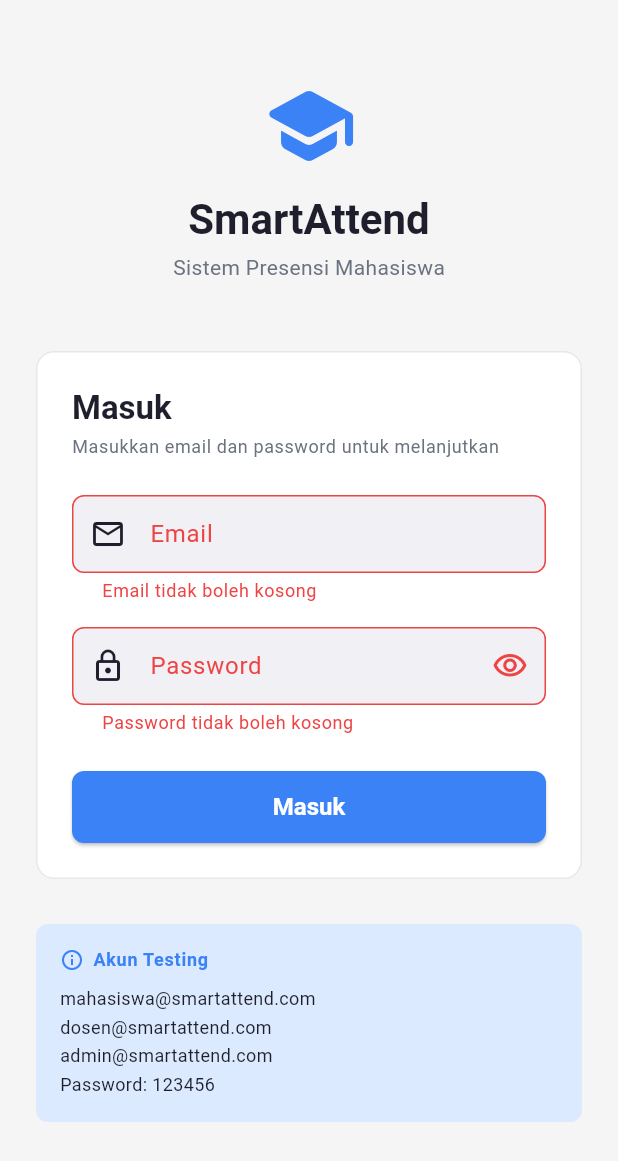
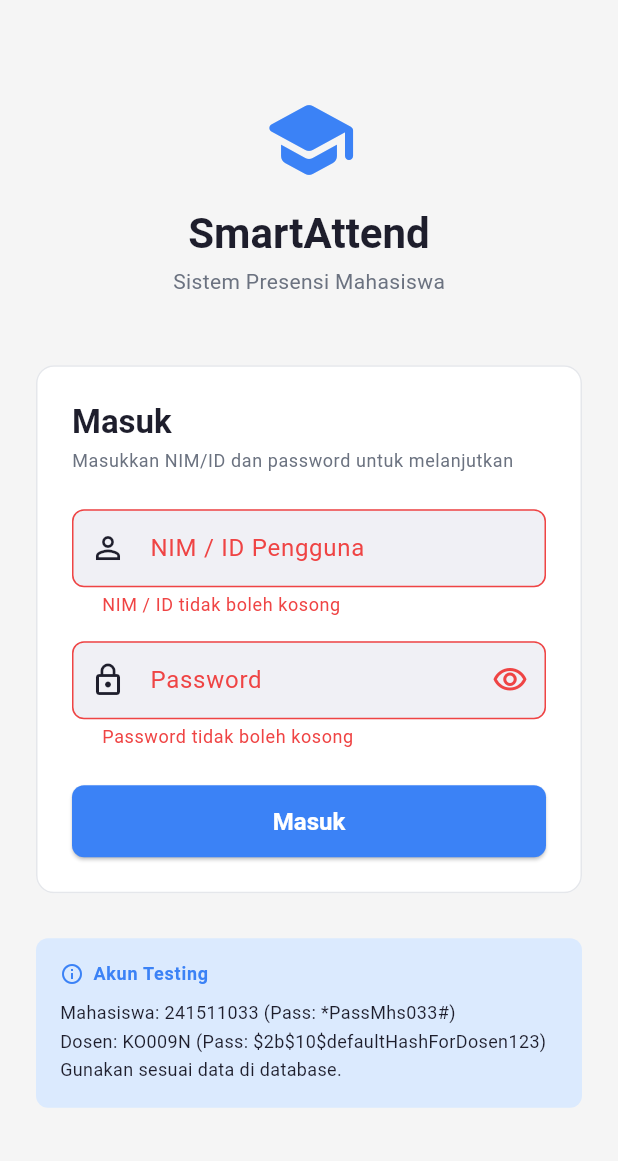
Before and after one commit to MFaizR77/SmartAttend, a Flutter app: the screen it shows after launch, after a tap on "Masuk", on a phone screen of 412 x 824 dp. Shown: the top 1161 px of the screen. Run offline on Flutter 3.47's test engine with Material 3 defaults, Android fonts, the phone set to English and light mode, and no system bars; our stand-ins replace flutter_dotenv, hive; missing offline and left inert: mongo_dart; accounts and stored records are empty.

Commit message:
Membuat Login Berdasarkan Data dari MongoDb

```diff
--- /dev/null
+++ b/lib/data/remote/database_service.dart
@@ -0,0 +1,43 @@
+import 'package:mongo_dart/mongo_dart.dart';
+import 'package:flutter_dotenv/flutter_dotenv.dart';
+
+class DatabaseService {
+  static final DatabaseService _instance = DatabaseService._internal();
+  factory DatabaseService() => _instance;
+  DatabaseService._internal();
+
+  Db? _db;
+
+  Future<void> connect() async {
+    if (_db != null && _db!.isConnected) return;
+
+    // Ambil MONGODB_URI
+    final mongoUri = dotenv.env['MONGODB_URI'];
+    if (mongoUri == null || mongoUri.isEmpty) {
+      throw Exception('MONGODB_URI tidak ditemukan. Pastikan sudah diset di .env atau tambahkan fallback url.');
+    }
+
+    _db = await Db.create(mongoUri);
+    await _db!.open();
+    print('✅ Berhasil terhubung ke MongoDB');
+  }
+
+  Future<Map<String, dynamic>?> login(String identifier, String password) async {
+    await connect();
+
+    final usersCollection = _db!.collection('users');
+
+    // Cari user berdasarkan _id (nim), nim, kode (dosen), atau email, DAN mencocokkan passwordPlain
+    final user = await usersCollection.findOne({
+      '\$or': [
+        {'_id': identifier},
+        {'nim': identifier},
+        {'kode': identifier},
+        {'email': identifier},
+      ],
+      'passwordPlain': password
+    });
+
+    return user;
+  }
+}
--- a/lib/features/auth/view/login_screen.dart
+++ b/lib/features/auth/view/login_screen.dart
@@ -99,7 +99,7 @@ class _LoginScreenState extends State<LoginScreen> {
                         ),
                         const SizedBox(height: 4),
                         Text(
-                          'Masukkan email dan password untuk melanjutkan',
+                          'Masukkan NIM/ID dan password untuk melanjutkan',
                           style: Theme.of(context).textTheme.bodySmall?.copyWith(
                             color: const Color(0xFF6B7280),
                           ),
@@ -116,8 +116,8 @@ class _LoginScreenState extends State<LoginScreen> {
                                 return LoginForm(
                                   isLoading: isLoading,
                                   errorMessage: errorMsg,
-                                  onLogin: (email, password) {
-                                    _vm.login(email, password);
+                                  onLogin: (identifier, password) {
+                                    _vm.login(identifier, password);
                                   },
                                 );
                               },
@@ -155,11 +155,10 @@ class _LoginScreenState extends State<LoginScreen> {
                         ],
                       ),
                       const SizedBox(height: 8),
-                      const Text(
-                        'mahasiswa@smartattend.com\n'
-                        'dosen@smartattend.com\n'
-                        'admin@smartattend.com\n'
-                        'Password: 123456',
+                        const Text(
+                        'Mahasiswa: 241511033 (Pass: *PassMhs033#)\n'
+                        'Dosen: KO009N (Pass: \$2b\$10\$defaultHashForDosen123)\n'
+                        'Gunakan sesuai data di database.',
                         style: TextStyle(fontSize: 12, color: Color(0xFF1E1E2C), height: 1.6),
                       ),
                     ],
--- a/lib/features/auth/view/widgets/login_form.dart
+++ b/lib/features/auth/view/widgets/login_form.dart
@@ -5,7 +5,7 @@ import 'package:flutter/material.dart';
 class LoginForm extends StatefulWidget {
   final bool isLoading;
   final String? errorMessage;
-  final void Function(String email, String password) onLogin;
+  final void Function(String identifier, String password) onLogin;
 
   const LoginForm({
     super.key,
@@ -20,13 +20,13 @@ class LoginForm extends StatefulWidget {
 
 class _LoginFormState extends State<LoginForm> {
   final _formKey = GlobalKey<FormState>();
-  final _emailController = TextEditingController();
+  final _identifierController = TextEditingController();
   final _passwordController = TextEditingController();
   bool _obscurePassword = true;
 
   @override
   void dispose() {
-    _emailController.dispose();
+    _identifierController.dispose();
     _passwordController.dispose();
     super.dispose();
   }
@@ -34,7 +34,7 @@ class _LoginFormState extends State<LoginForm> {
   void _submit() {
     if (!_formKey.currentState!.validate()) return;
     widget.onLogin(
-      _emailController.text,
+      _identifierController.text,
       _passwordController.text,
     );
   }
@@ -46,22 +46,19 @@ class _LoginFormState extends State<LoginForm> {
       child: Column(
         crossAxisAlignment: CrossAxisAlignment.stretch,
         children: [
-          // Email
+          // Identifier (NIM/ID)
           TextFormField(
-            controller: _emailController,
-            keyboardType: TextInputType.emailAddress,
+            controller: _identifierController,
+            keyboardType: TextInputType.text,
             textInputAction: TextInputAction.next,
             decoration: const InputDecoration(
-              labelText: 'Email',
-              hintText: 'contoh@smartattend.com',
-              prefixIcon: Icon(Icons.email_outlined),
+              labelText: 'NIM / ID Pengguna',
+              hintText: 'Contoh: 241511033',
+              prefixIcon: Icon(Icons.person_outline),
             ),
             validator: (value) {
               if (value == null || value.trim().isEmpty) {
-                return 'Email tidak boleh kosong';
-              }
-              if (!value.contains('@')) {
-                return 'Format email tidak valid';
+                return 'NIM / ID tidak boleh kosong';
               }
               return null;
             },
--- a/lib/main.dart
+++ b/lib/main.dart
@@ -4,9 +4,13 @@ import 'features/auth/viewmodel/auth_viewmodel.dart';
 import 'features/auth/view/login_screen.dart';
 import 'features/mahasiswa/dashboard/view/mahasiswa_dashboard_screen.dart';
 import 'features/dosen/dashboard/view/dosen_dashboard_screen.dart';
+import 'package:flutter_dotenv/flutter_dotenv.dart';
 import 'features/admin/dashboard/view/admin_dashboard_screen.dart';
 
-void main() {
+
+Future<void> main() async {
+  WidgetsFlutterBinding.ensureInitialized();
+  await dotenv.load(fileName: ".env");
   runApp(const SmartAttendApp());
 }
 
--- a/pubspec.yaml
+++ b/pubspec.yaml
@@ -39,6 +39,7 @@ dependencies:
   # The following adds the Cupertino Icons font to your application.
   # Use with the CupertinoIcons class for iOS style icons.
   cupertino_icons: ^1.0.8
+  flutter_dotenv: ^6.0.1
 
 dev_dependencies:
   flutter_test:
@@ -66,7 +67,8 @@ flutter:
   uses-material-design: true
 
   # To add assets to your application, add an assets section, like this:
-  # assets:
+  assets:
+    - .env
   #   - images/a_dot_burr.jpeg
   #   - images/a_dot_ham.jpeg
 
```
Also changed, not shown: lib/features/auth/viewmodel/auth_viewmodel.dart (+28 -18 lines), pubspec.lock.
